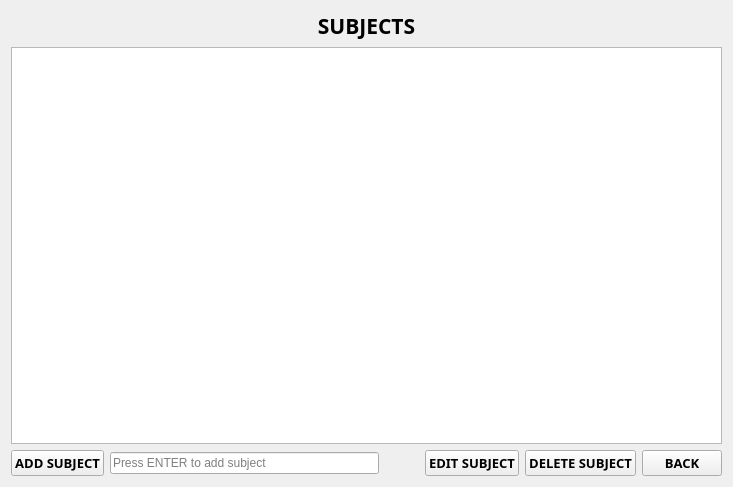
Old version of the form subjectui.ui in the repository markytools/sume-borrower-app.
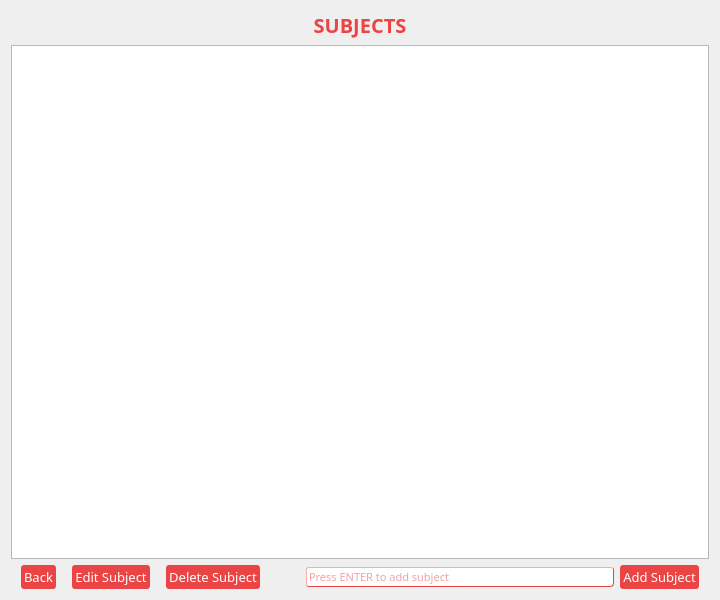
New version of the form.

Diff of the .ui file:
```diff
--- a/subjectui.ui
+++ b/subjectui.ui
@@ -6,14 +6,14 @@
    <rect>
     <x>0</x>
     <y>0</y>
-    <width>733</width>
-    <height>487</height>
+    <width>720</width>
+    <height>600</height>
    </rect>
   </property>
   <property name="minimumSize">
    <size>
-    <width>733</width>
-    <height>487</height>
+    <width>180</width>
+    <height>600</height>
    </size>
   </property>
   <property name="windowTitle">
@@ -28,12 +28,20 @@
         <widget class="QLabel" name="label">
          <property name="font">
           <font>
-           <family>Segoe UI Black</family>
-           <pointsize>16</pointsize>
+           <family>Adobe Gothic Std B</family>
+           <pointsize>15</pointsize>
            <weight>75</weight>
            <bold>true</bold>
           </font>
          </property>
+         <property name="styleSheet">
+          <string notr="true">#label{
+background-color:transparent;
+color: #eb4444;
+background:none;
+border:none;
+}</string>
+         </property>
          <property name="text">
           <string>SUBJECTS</string>
          </property>
@@ -45,43 +53,68 @@
       </layout>
      </item>
      <item>
-      <widget class="QTableWidget" name="tableWidget"/>
+      <widget class="QTableWidget" name="tableWidget">
+       <property name="font">
+        <font>
+         <family>Adobe Gothic Std B</family>
+         <pointsize>10</pointsize>
+        </font>
+       </property>
+      </widget>
      </item>
      <item>
       <layout class="QHBoxLayout" name="horizontalLayout">
-       <item>
-        <widget class="QPushButton" name="addSubject">
-         <property name="font">
-          <font>
-           <family>Segoe UI Black</family>
-           <pointsize>10</pointsize>
-           <weight>75</weight>
-           <bold>true</bold>
-          </font>
-         </property>
-         <property name="text">
-          <string>ADD SUBJECT</string>
-         </property>
-        </widget>
-       </item>
-       <item>
-        <widget class="QLineEdit" name="lineEdit">
-         <property name="placeholderText">
-          <string>Press ENTER to add subject</string>
-         </property>
-        </widget>
-       </item>
        <item>
         <spacer name="horizontalSpacer">
          <property name="orientation">
           <enum>Qt::Horizontal</enum>
          </property>
          <property name="sizeType">
-          <enum>QSizePolicy::Preferred</enum>
+          <enum>QSizePolicy::Fixed</enum>
          </property>
          <property name="sizeHint" stdset="0">
           <size>
-           <width>40</width>
+           <width>10</width>
+           <height>20</height>
+          </size>
+         </property>
+        </spacer>
+       </item>
+       <item>
+        <widget class="QPushButton" name="Back">
+         <property name="font">
+          <font>
+           <family>Adobe Gothic Std B</family>
+           <pointsize>10</pointsize>
+           <weight>50</weight>
+           <bold>false</bold>
+          </font>
+         </property>
+         <property name="styleSheet">
+          <string notr="true">#Back{
+background-color: #eb4444;
+color: white;
+border-style: outset;
+border-radius: 3px;
+padding: 3px;
+}</string>
+         </property>
+         <property name="text">
+          <string>Back</string>
+         </property>
+        </widget>
+       </item>
+       <item>
+        <spacer name="horizontalSpacer_2">
+         <property name="orientation">
+          <enum>Qt::Horizontal</enum>
+         </property>
+         <property name="sizeType">
+          <enum>QSizePolicy::Fixed</enum>
+         </property>
+         <property name="sizeHint" stdset="0">
+          <size>
+           <width>10</width>
            <height>20</height>
           </size>
          </property>
@@ -91,47 +124,145 @@
         <widget class="QPushButton" name="editSubject">
          <property name="font">
           <font>
-           <family>Segoe UI Black</family>
+           <family>Adobe Gothic Std B</family>
            <pointsize>10</pointsize>
-           <weight>75</weight>
-           <bold>true</bold>
+           <weight>50</weight>
+           <bold>false</bold>
           </font>
          </property>
+         <property name="styleSheet">
+          <string notr="true">#editSubject{
+background-color: #eb4444;
+color: white;
+border-style: outset;
+border-radius: 3px;
+padding: 3px;
+}</string>
+         </property>
          <property name="text">
-          <string>EDIT SUBJECT</string>
+          <string>Edit Subject</string>
          </property>
         </widget>
        </item>
+       <item>
+        <spacer name="horizontalSpacer_3">
+         <property name="orientation">
+          <enum>Qt::Horizontal</enum>
+         </property>
+         <property name="sizeType">
+          <enum>QSizePolicy::Fixed</enum>
+         </property>
+         <property name="sizeHint" stdset="0">
+          <size>
+           <width>10</width>
+           <height>20</height>
+          </size>
+         </property>
+        </spacer>
+       </item>
        <item>
         <widget class="QPushButton" name="deleteSubject">
          <property name="font">
           <font>
-           <family>Segoe UI Black</family>
+           <family>Adobe Gothic Std B</family>
            <pointsize>10</pointsize>
-           <weight>75</weight>
-           <bold>true</bold>
+           <weight>50</weight>
+           <bold>false</bold>
           </font>
          </property>
+         <property name="styleSheet">
+          <string notr="true">#deleteSubject{
+background-color: #eb4444;
+color: white;
+border-style: outset;
+border-radius: 3px;
+padding: 3px;
+}</string>
+         </property>
          <property name="text">
-          <string>DELETE SUBJECT</string>
+          <string>Delete Subject</string>
          </property>
         </widget>
        </item>
        <item>
-        <widget class="QPushButton" name="Back">
+        <spacer name="horizontalSpacer_4">
+         <property name="orientation">
+          <enum>Qt::Horizontal</enum>
+         </property>
+         <property name="sizeType">
+          <enum>QSizePolicy::Fixed</enum>
+         </property>
+         <property name="sizeHint" stdset="0">
+          <size>
+           <width>40</width>
+           <height>20</height>
+          </size>
+         </property>
+        </spacer>
+       </item>
+       <item>
+        <widget class="QLineEdit" name="lineEdit">
          <property name="font">
           <font>
-           <family>Segoe UI Black</family>
+           <family>Adobe Gothic Std B</family>
+           <pointsize>8</pointsize>
+          </font>
+         </property>
+         <property name="styleSheet">
+          <string notr="true">#lineEdit{
+background-color:white;
+color: #eb4444;
+border-style: outset;
+border-width: 1px;
+border-color: #eb4444;
+border-radius: 3px;
+}</string>
+         </property>
+         <property name="placeholderText">
+          <string>Press ENTER to add subject</string>
+         </property>
+        </widget>
+       </item>
+       <item>
+        <widget class="QPushButton" name="addSubject">
+         <property name="font">
+          <font>
+           <family>Adobe Gothic Std B</family>
            <pointsize>10</pointsize>
-           <weight>75</weight>
-           <bold>true</bold>
+           <weight>50</weight>
+           <bold>false</bold>
           </font>
          </property>
+         <property name="styleSheet">
+          <string notr="true">#addSubject{
+background-color: #eb4444;
+color: white;
+border-style: outset;
+border-radius: 3px;
+padding: 3px;
+}</string>
+         </property>
          <property name="text">
-          <string>BACK</string>
+          <string>Add Subject</string>
          </property>
         </widget>
        </item>
+       <item>
+        <spacer name="horizontalSpacer_5">
+         <property name="orientation">
+          <enum>Qt::Horizontal</enum>
+         </property>
+         <property name="sizeType">
+          <enum>QSizePolicy::Fixed</enum>
+         </property>
+         <property name="sizeHint" stdset="0">
+          <size>
+           <width>10</width>
+           <height>20</height>
+          </size>
+         </property>
+        </spacer>
+       </item>
       </layout>
      </item>
     </layout>
```
